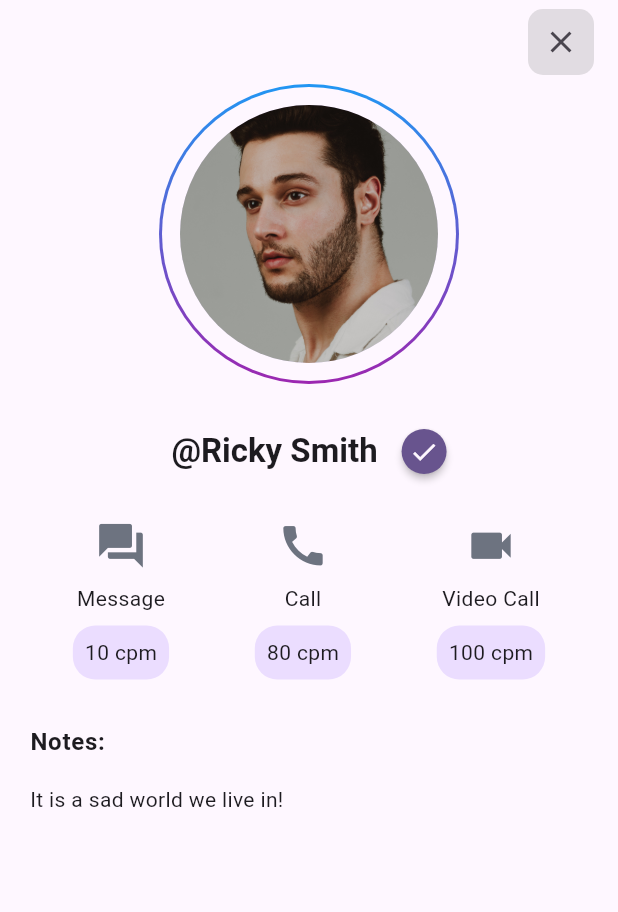
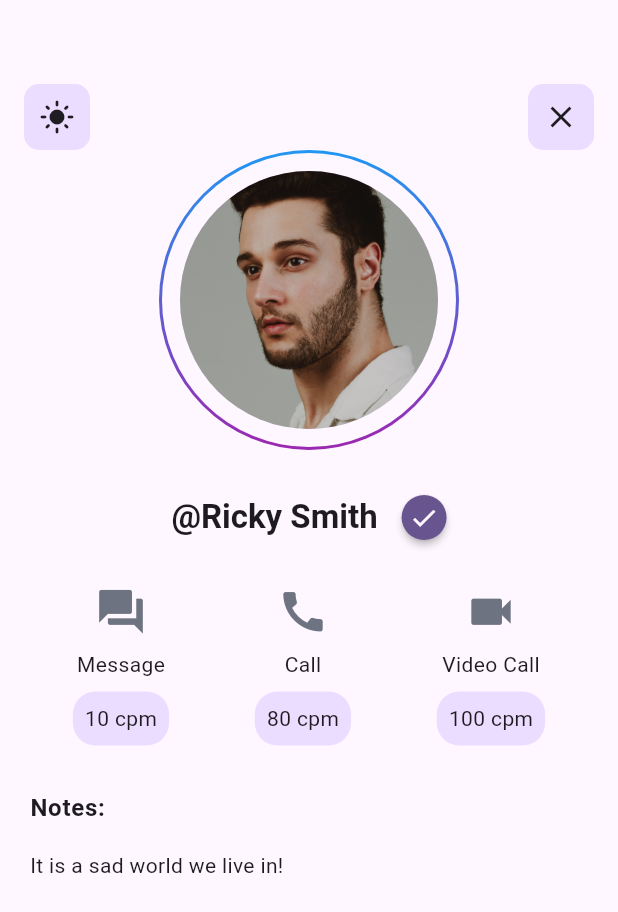
Before and after one commit to Coffiie/flutter_theming_code_along, a Flutter app: the screen it shows after launch, on a phone screen of 412 x 824 dp. Shown: the top 912 px of the screen. Run offline on Flutter 3.47's test engine with Material 2 defaults, Android fonts, the phone set to English and light mode, and no system bars; drawn by our look-alikes of badges.

Commit message:
Update custom_icon to have theme background

```diff
--- a/lib/presentation/profile/custom_icon.dart
+++ b/lib/presentation/profile/custom_icon.dart
@@ -18,7 +18,8 @@ class CustomIcon extends StatelessWidget {
       child: Container(
         padding: const EdgeInsets.all(10),
         decoration: BoxDecoration(
-          color: Colors.grey.withOpacity(0.3),
+          // color: Colors.grey.withOpacity(0.3),
+          color: Theme.of(context).colorScheme.primaryContainer,
           borderRadius: BorderRadius.circular(10),
         ),
         child: Icon(
--- a/lib/presentation/profile/profile.dart
+++ b/lib/presentation/profile/profile.dart
@@ -11,9 +11,23 @@ class Profile extends StatelessWidget {
   @override
   Widget build(BuildContext context) {
     return Scaffold(
-      appBar: AppBar(
-        leading: const SizedBox.shrink(),
-        actions: [
+      body: Column(
+        children: [
+          const SizedBox(
+            height: kToolbarHeight,
+          ),
+          Row(
+            mainAxisAlignment: MainAxisAlignment.spaceBetween,
+            children: [
+              Padding(
+                padding: const EdgeInsets.only(left: 16.0),
+                child: CustomIcon(
+                  onTap: () {
+                    // change theme
+                  },
+                  icon: Icons.light_mode,
+                ),
+              ),
               Padding(
                 padding: const EdgeInsets.only(right: 16.0),
                 child: CustomIcon(
@@ -25,8 +39,6 @@ class Profile extends StatelessWidget {
               ),
             ],
           ),
-      body: Column(
-        children: [
           Row(
             mainAxisAlignment: MainAxisAlignment.center,
             children: [
```
Lines whose indentation alone changed are shown as unchanged.
